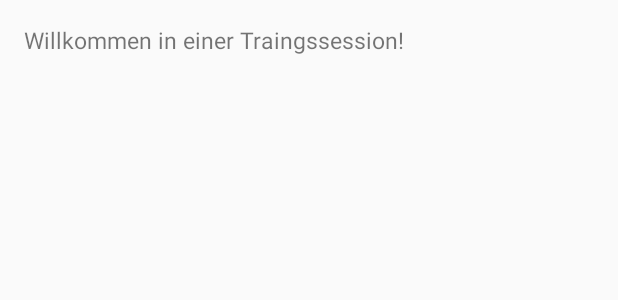
After one commit to htl-leonding/2015_fiply, an Android app: the layout activity_erstelle_user_.xml on its own in the app's theme, with its tools: preview values and no code run, on a phone screen of 412 x 824 dp. The commit adds this screen. Shown: the top 300 px of the screen. Run offline under Robolectric (Android 15) with nearby library versions, the phone set to English and light mode, and no system bars.

Commit message:
neue Activitys angelegt

```diff
--- a/FIPLY/App/app/src/main/java/htl_leonding/fiplyteam/fiply/MainActivity.java
+++ b/FIPLY/App/app/src/main/java/htl_leonding/fiplyteam/fiply/MainActivity.java
@@ -9,7 +9,6 @@ public class MainActivity extends Activity {
     Button startUe;
     Button startTr;
 
-
     @Override
     protected void onCreate(Bundle savedInstanceState) {
         super.onCreate(savedInstanceState);
--- /dev/null
+++ b/FIPLY/App/app/src/main/res/layout/activity_erstelle_user_.xml
@@ -0,0 +1,18 @@
+<?xml version="1.0" encoding="utf-8"?>
+<RelativeLayout xmlns:android="http://schemas.android.com/apk/res/android"
+    xmlns:tools="http://schemas.android.com/tools"
+    android:layout_width="match_parent"
+    android:layout_height="match_parent"
+    android:paddingLeft="@dimen/activity_horizontal_margin"
+    android:paddingRight="@dimen/activity_horizontal_margin"
+    android:paddingTop="@dimen/activity_vertical_margin"
+    android:paddingBottom="@dimen/activity_vertical_margin"
+    tools:context="htl_leonding.fiplyteam.fiply.ErstelleUser_Activity">
+
+    <TextView
+        android:text="@string/titleEU"
+        android:layout_width="wrap_content"
+        android:layout_height="wrap_content"
+        android:textSize="15dp" />
+
+</RelativeLayout>
--- a/FIPLY/App/app/src/main/res/values/strings.xml
+++ b/FIPLY/App/app/src/main/res/values/strings.xml
@@ -4,4 +4,7 @@
     <string name="startUe">Starte den Uebungskatalog</string>
     <string name="startTr">Starte eine Trainingssession</string>
     <string name="welcome">Willkommen in der FIPLY APP!</string>
+    <string name="titleUe">Willkommen im Übungskatalog!</string>
+    <string name="titleTS">Willkommen in einer Traingssession!</string>
+    <string name="titleEU">Willkommen in einer Traingssession!</string>
 </resources>
```
Also changed, not shown: FIPLY/App/app/src/main/AndroidManifest.xml (+27 -1 lines), FIPLY/App/app/src/main/java/htl_leonding/fiplyteam/fiply/ErstelleUser_Activity.java (added, +13 -0 lines), FIPLY/App/app/src/main/java/htl_leonding/fiplyteam/fiply/TrainingSessionActivity.java (added, +13 -0 lines), FIPLY/App/app/src/main/java/htl_leonding/fiplyteam/fiply/UebungskatalogActivity.java (added, +13 -0 lines), FIPLY/App/app/src/main/res/layout/activity_training_session.xml (added, +18 -0 lines), FIPLY/App/app/src/main/res/layout/activity_uebungskatalog.xml (added, +19 -0 lines).
